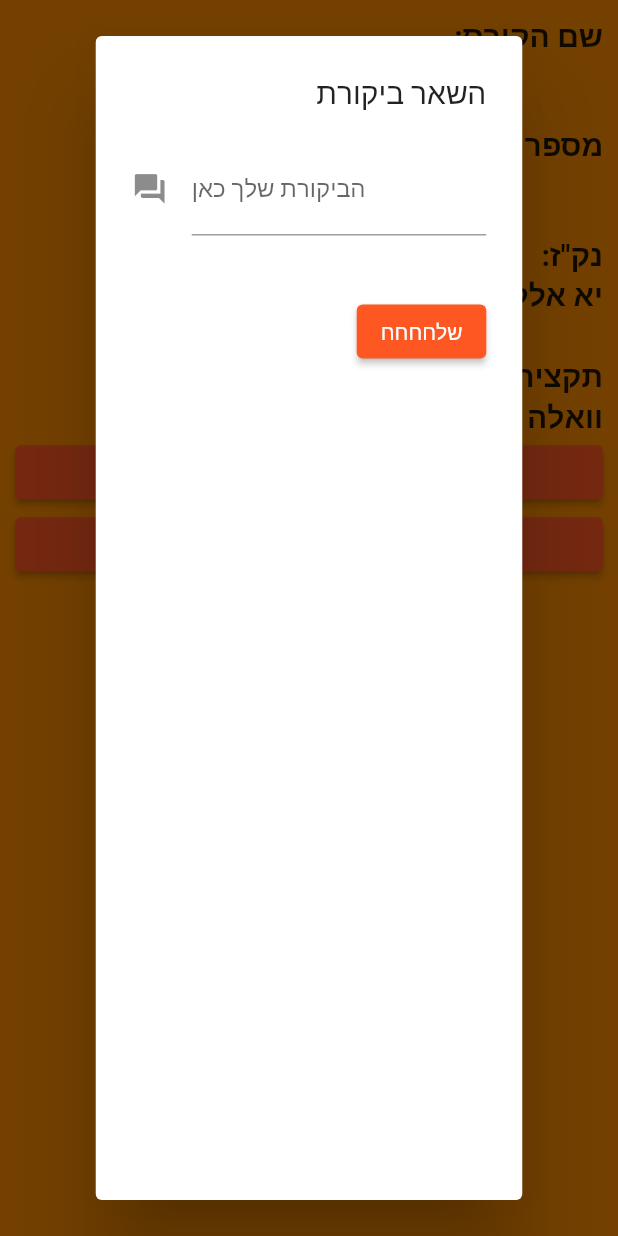
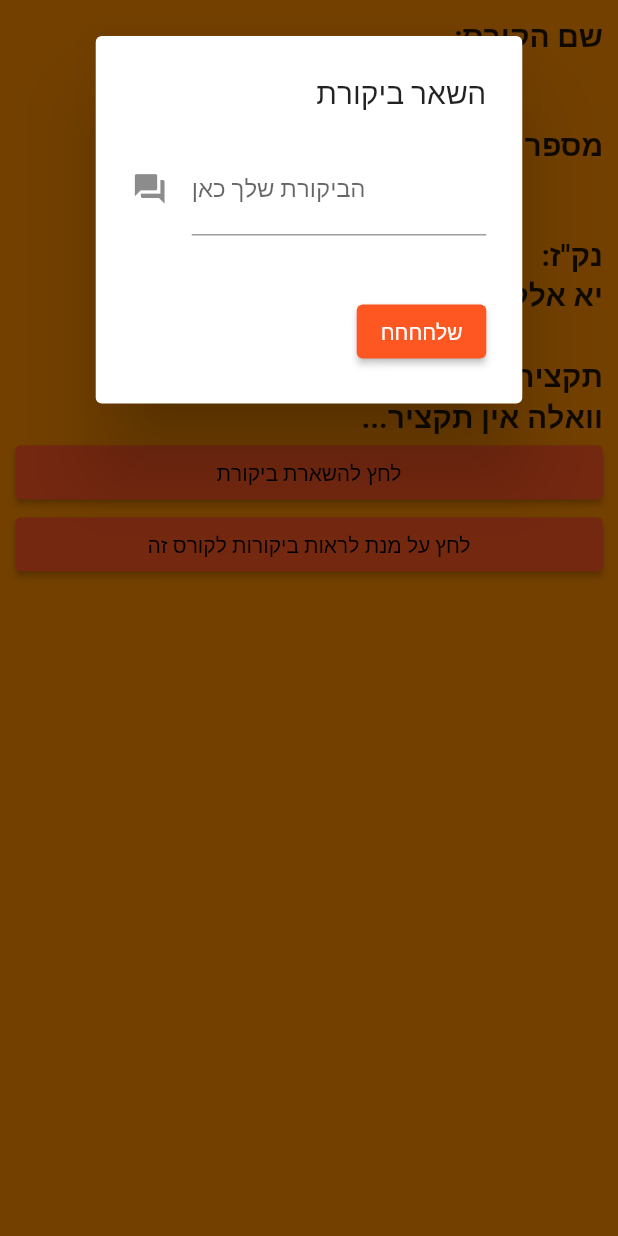
Before and after one commit to Nir-Ohana/BguCourseGrader, a Flutter app: the CoursePage screen opened directly with empty values, after a tap on "לחץ להשארת ביקורת", on a phone screen of 412 x 824 dp. Run offline on Flutter 3.47's test engine with Material 2 defaults, Android fonts, the phone set to English and light mode, and no system bars; our stand-ins replace animated_text_kit, cloud_firestore, firebase_auth, firebase_core, flutter_spinkit, flutter_swiper and 2 more; accounts and stored records are empty.

```diff
--- a/lib/screens/course_page.dart
+++ b/lib/screens/course_page.dart
@@ -4,7 +4,7 @@ import 'package:flutter/cupertino.dart';
 import 'package:flutter/material.dart';
 
 import 'course_reviews.dart';
-import 'menu/menu_screen.dart';
+
 
 class CoursePage extends StatefulWidget {
   final String course_name;
@@ -84,7 +84,8 @@ class _CoursePageState extends State<CoursePage> {
                   onPressed: () {
                     showDialog(
                         context: context,
-                        builder: (BuildContext context) => AlertDialog(
+                        builder: (BuildContext context) => SingleChildScrollView(
+                          child: AlertDialog(
                                 title: const Text(
                                   'השאר ביקורת',
                                   textDirection: TextDirection.rtl,
@@ -173,6 +174,7 @@ class _CoursePageState extends State<CoursePage> {
                                     ],
                                   ),
                                 ),
+                              ),
                         ));
                   },
                   child: const Text(
```
Lines whose indentation alone changed are shown as unchanged.
